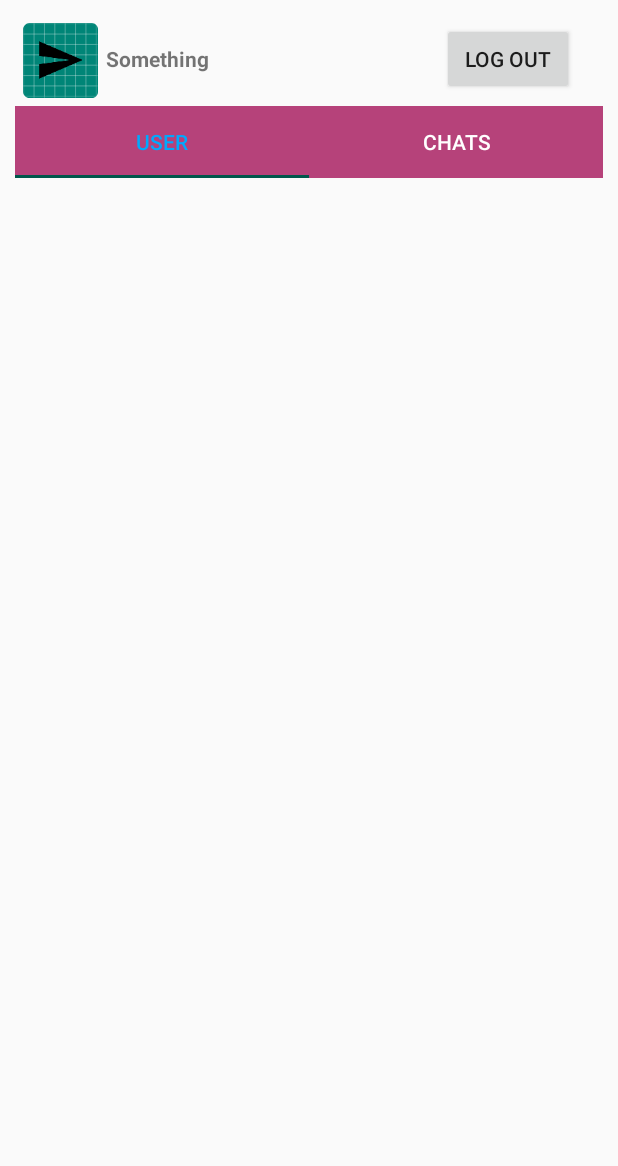
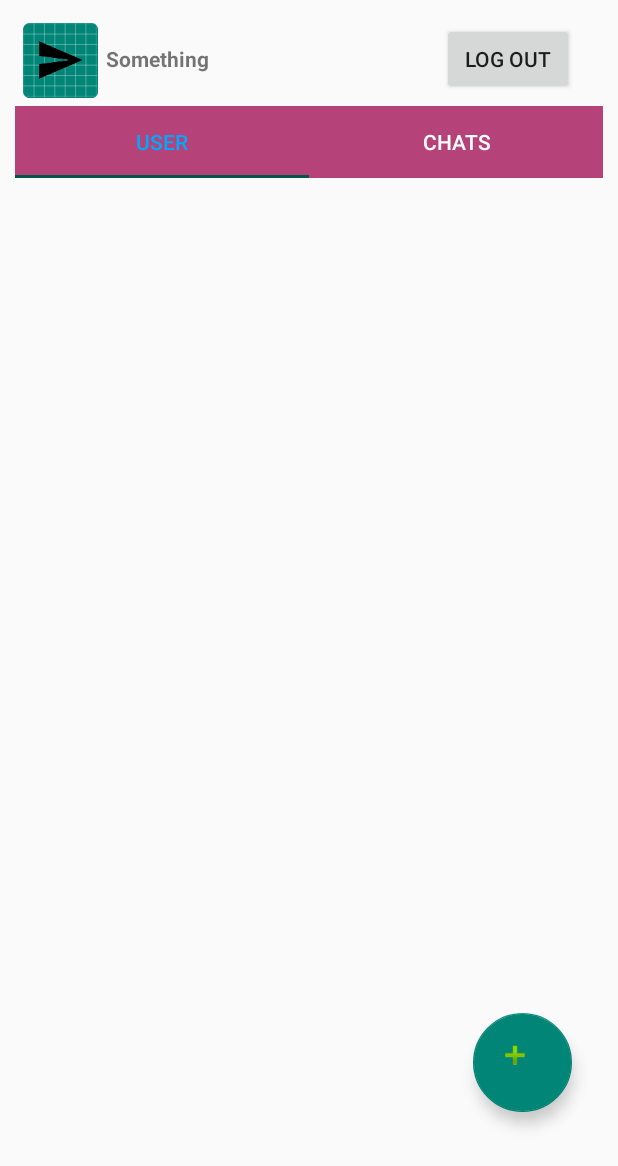
Before and after one commit to DhvanilVadher/AndroidChatApp, an Android app: the screen it shows after launch once a user with an empty profile is signed in (ChatActivity), on a phone screen of 412 x 824 dp. Shown: the top 1166 px of the screen. Run offline under Robolectric (Android 15) with nearby library versions, the light colour scheme and no system bars; our stand-ins replace Firebase (no records; nobody signed in at launch, a user with empty details on screens opened directly); 3 statements that could not run were skipped.

Commit message:
Added UI For Group Chat And Added Email Verification

```diff
--- a/app/build.gradle
+++ b/app/build.gradle
@@ -35,5 +35,6 @@ dependencies {
     testImplementation 'junit:junit:4.12'
     androidTestImplementation 'com.android.support.test:runner:1.0.2'
     androidTestImplementation 'com.android.support.test.espresso:espresso-core:3.0.2'
+    implementation 'com.android.support:design:28.0.0'
 }
 apply plugin: 'com.google.gms.google-services'
--- a/app/src/main/java/com/example/dhvanil/authi/MessageActivity.java
+++ b/app/src/main/java/com/example/dhvanil/authi/MessageActivity.java
@@ -12,7 +12,6 @@ import android.widget.EditText;
 import android.widget.ImageView;
 import android.widget.TextView;
 import android.widget.Toast;
-
 import com.google.firebase.auth.FirebaseAuth;
 import com.google.firebase.auth.FirebaseUser;
 import com.google.firebase.database.DataSnapshot;
@@ -75,7 +74,7 @@ public class MessageActivity extends AppCompatActivity {
         hashMap.put( "sender",sender );
         hashMap.put("message",message);
         hashMap.put( "receiever",receiever );
-        dbr.child( "Chats" ).push().setValue( hashMap );
+        dbr.child( "Chats" ).push().setValue(hashMap);
     }
     private void receieveMessage ( final String sender, final String receiever){
         final ArrayList<ChatClass> myChat= new ArrayList<>();
--- /dev/null
+++ b/app/src/main/res/drawable/ic_add_circle_outline_black_24dp.xml
@@ -0,0 +1,5 @@
+<vector android:height="24dp" android:tint="#0008BD"
+    android:viewportHeight="24.0" android:viewportWidth="24.0"
+    android:width="24dp" xmlns:android="http://schemas.android.com/apk/res/android">
+    <path android:fillColor="#FF000000" android:pathData="M13,7h-2v4L7,11v2h4v4h2v-4h4v-2h-4L13,7zM12,2C6.48,2 2,6.48 2,12s4.48,10 10,10 10,-4.48 10,-10S17.52,2 12,2zM12,20c-4.41,0 -8,-3.59 -8,-8s3.59,-8 8,-8 8,3.59 8,8 -3.59,8 -8,8z"/>
+</vector>
--- a/app/src/main/res/layout/activity_chat.xml
+++ b/app/src/main/res/layout/activity_chat.xml
@@ -1,7 +1,29 @@
 <?xml version="1.0" encoding="utf-8"?>
-<LinearLayout xmlns:android="http://schemas.android.com/apk/res/android"
-    xmlns:app="http://schemas.android.com/apk/res-auto"
+<android.support.constraint.ConstraintLayout xmlns:app="http://schemas.android.com/apk/res-auto"
     xmlns:tools="http://schemas.android.com/tools"
+    xmlns:android="http://schemas.android.com/apk/res/android"
+    android:layout_height="match_parent"
+    android:layout_width="match_parent">
+
+    <android.support.design.widget.FloatingActionButton
+        android:background="@drawable/ic_add_circle_outline_black_24dp"
+        android:id="@+id/floatingActionButton"
+        android:layout_width="73dp"
+        android:layout_height="66dp"
+        android:layout_marginStart="8dp"
+        android:layout_marginTop="8dp"
+        android:layout_marginEnd="8dp"
+        android:layout_marginBottom="8dp"
+        android:clickable="true"
+        app:layout_constraintBottom_toBottomOf="parent"
+        app:layout_constraintEnd_toEndOf="parent"
+        app:layout_constraintHorizontal_bias="0.931"
+        app:layout_constraintStart_toStartOf="parent"
+        app:layout_constraintTop_toTopOf="parent"
+        app:layout_constraintVertical_bias="0.899"
+        app:srcCompat="@android:drawable/ic_input_add" />
+
+    <LinearLayout
     android:layout_width="match_parent"
     android:layout_height="match_parent"
     android:orientation="vertical"
@@ -48,3 +70,4 @@
         android:layout_height="match_parent" />
 
 </LinearLayout>
+</android.support.constraint.ConstraintLayout>
```
Also changed, not shown: app/src/main/java/com/example/dhvanil/authi/MainActivity.java (+23 -4 lines).
